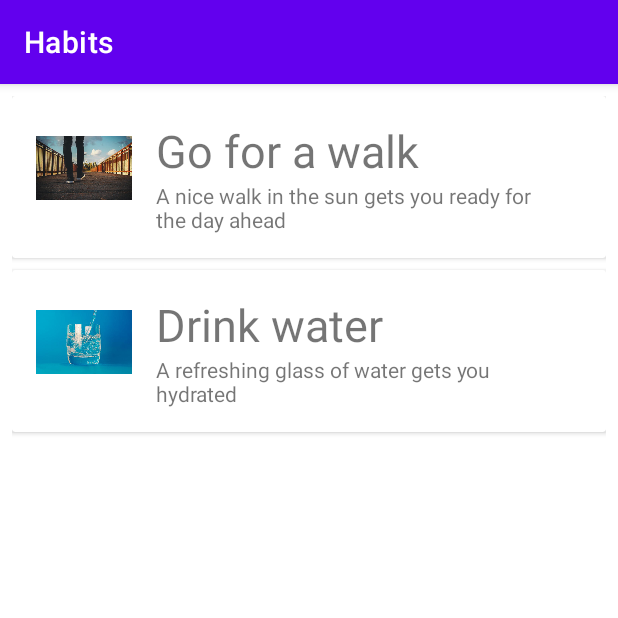
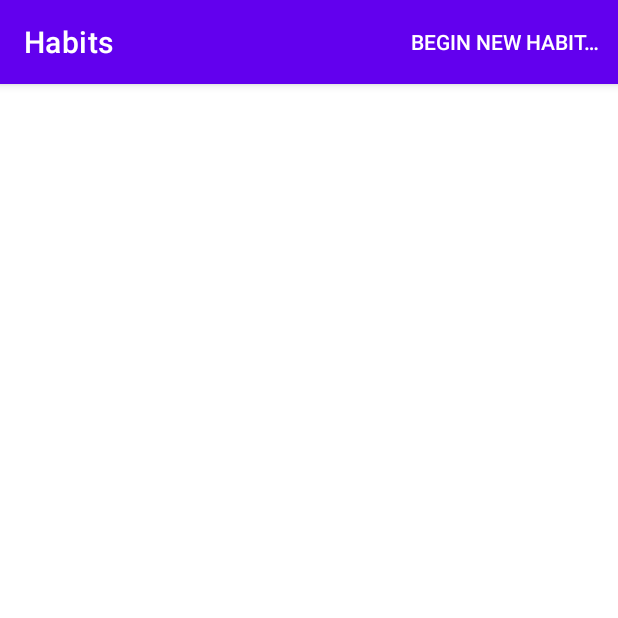
Before and after one commit to HatidzheOnbashieva/Habits, an Android app: the screen it shows after launch (MainActivity), on a phone screen of 412 x 824 dp, the top half of it. Run offline under Robolectric (Android 15) with nearby library versions, the phone set to English and light mode, and no system bars.

Commit message:
30/08/21

```diff
--- a/app/src/main/AndroidManifest.xml
+++ b/app/src/main/AndroidManifest.xml
@@ -10,6 +10,9 @@
         android:supportsRtl="true"
         android:theme="@style/Theme.Habits">
         <activity
+            android:name=".CreateHabitActivity"
+            android:exported="true" />
+        <activity
             android:name=".MainActivity"
             android:exported="true">
             <intent-filter>
--- a/app/src/main/java/com/udemy/habits/Habit.kt
+++ b/app/src/main/java/com/udemy/habits/Habit.kt
@@ -1,16 +1,17 @@
 package com.udemy.habits
 
+import android.graphics.Bitmap
 import java.io.FileDescriptor
 
-data class Habit(val title: String, val description: String, val image: Int)
+data class Habit(val title: String, val description: String, val image: Bitmap)
 
-fun getSampleHabits(): List<Habit> {
-    return listOf(
-        Habit(
-            "Go for a walk",
-            "A nice walk in the sun gets you ready for the day ahead",
-            R.drawable.walk
-        ),
-        Habit("Drink water", "A refreshing glass of water gets you hydrated", R.drawable.water)
-    )
-}
+//fun getSampleHabits(): List<Habit> {
+//    return listOf(
+//        Habit(
+//            "Go for a walk",
+//            "A nice walk in the sun gets you ready for the day ahead",
+//            R.drawable.walk
+//        ),
+//        Habit("Drink water", "A refreshing glass of water gets you hydrated", R.drawable.water)
+//    )
+//}
--- a/app/src/main/java/com/udemy/habits/HabitsAdapter.kt
+++ b/app/src/main/java/com/udemy/habits/HabitsAdapter.kt
@@ -23,8 +23,7 @@ class HabitsAdapter(val habits: List<Habit>) : RecyclerView.Adapter<HabitsAdapte
        if(holder != null){
            holder.card.tv_title.text = habits[position].title
            holder.card.tv_description.text = habits[position].description
-           holder.card.ivIcon.setImageResource(habits[position].image)
-
+           holder.card.ivIcon.setImageBitmap(habits[position].image) //setImageResource(habits[position].image)
        }
     }
 
--- a/app/src/main/java/com/udemy/habits/MainActivity.kt
+++ b/app/src/main/java/com/udemy/habits/MainActivity.kt
@@ -1,8 +1,13 @@
 package com.udemy.habits
 
+import android.content.Intent
 import androidx.appcompat.app.AppCompatActivity
 import android.os.Bundle
+import android.util.Log
+import android.view.Menu
+import android.view.MenuItem
 import androidx.recyclerview.widget.LinearLayoutManager
+import com.udemy.habits.db.HabitDbTable
 import kotlinx.android.synthetic.main.activity_main.*
 
 class MainActivity : AppCompatActivity() {
@@ -16,9 +21,37 @@ class MainActivity : AppCompatActivity() {
 //        tv_title.text = getString(R.string.title)
 //        ivIcon.setImageResource(R.drawable.water)
 
+        Log.e("mainActivity", "onCreate()")
         rv.setHasFixedSize(true) //this tells the recyclerView that everytime a new cardView item is added its size is going to be constant
         rv.layoutManager = LinearLayoutManager(this)
-        rv.adapter = HabitsAdapter(getSampleHabits())
+        rv.adapter = HabitsAdapter(HabitDbTable(this).readAllHabits())
+    }
 
+//    override fun onPause() {
+//        super.onPause()
+//        Log.e("mainActivity", "onPause()")
+//    }
+//
+//    override fun onStop() {
+//        super.onStop()
+//        Log.e("mainActivity", "onStop()")
+//    }
+
+    override fun onCreateOptionsMenu(menu: Menu): Boolean {
+        menuInflater.inflate(R.menu.main_menu, menu)
+        Log.e("mainActivity", "onCreateOptionsMenu")
+        return true
+    }
+
+    override fun onOptionsItemSelected(item: MenuItem): Boolean {
+        if (item.itemId == R.id.add_habit) {
+            switchTo(CreateHabitActivity::class.java)
+        }
+        return true
+    }
+
+    private fun switchTo(c: Class<*>) {
+        val intent = Intent(this, c)
+        startActivity(intent)
     }
 }
--- /dev/null
+++ b/app/src/main/java/com/udemy/habits/db/Contracts.kt
@@ -0,0 +1,16 @@
+package com.udemy.habits.db
+
+import android.provider.BaseColumns
+
+val DATABASE_NAME = "habits.db"
+val DATABASE_VERSION = 10
+
+
+object HabitEntry: BaseColumns {
+    val TABLE_NAME = "habit"
+    val _ID = "id"
+    val TITLE_COL = "title"
+    val DESCR_COL = "description"
+    val IMAGE_COL = "image"
+
+}
--- /dev/null
+++ b/app/src/main/java/com/udemy/habits/db/HabitDb.kt
@@ -0,0 +1,27 @@
+package com.udemy.habits.db
+
+import android.content.Context
+import android.database.sqlite.SQLiteDatabase
+import android.database.sqlite.SQLiteOpenHelper
+
+class HabitDb(context: Context): SQLiteOpenHelper(context, DATABASE_NAME, null, DATABASE_VERSION) {
+    private val SQL_CREATE_ENTRIES = "CREATE TABLE ${HabitEntry.TABLE_NAME} (" +
+            "${HabitEntry._ID} INTEGER PRIMARY KEY, " +
+            "${HabitEntry.TITLE_COL} TEXT, " +
+            "${HabitEntry.DESCR_COL} TEXT, " +
+            "${HabitEntry.IMAGE_COL} BLOB " +
+            ")"
+
+
+    private val SQL_DELETE_ENTRIES = "DROP TABLE IF EXISTS ${HabitEntry.TABLE_NAME}"
+
+    override fun onCreate(db: SQLiteDatabase) {
+        db.execSQL(SQL_CREATE_ENTRIES)
+    }
+
+    override fun onUpgrade(db: SQLiteDatabase, oldVersion: Int, newVersion: Int) {
+        db.execSQL(SQL_DELETE_ENTRIES)
+        onCreate(db)
+    }
+
+}
--- /dev/null
+++ b/app/src/main/java/com/udemy/habits/db/HabitDbTable.kt
@@ -0,0 +1,106 @@
+package com.udemy.habits.db
+
+import android.content.ContentValues
+import android.content.Context
+import android.database.Cursor
+import android.database.sqlite.SQLiteDatabase
+import android.graphics.Bitmap
+import android.graphics.BitmapFactory
+import android.util.Log
+import com.udemy.habits.Habit
+import com.udemy.habits.db.HabitEntry.DESCR_COL
+import com.udemy.habits.db.HabitEntry.IMAGE_COL
+import com.udemy.habits.db.HabitEntry.TABLE_NAME
+import com.udemy.habits.db.HabitEntry.TITLE_COL
+import com.udemy.habits.db.HabitEntry._ID
+import java.io.ByteArrayOutputStream
+
+class HabitDbTable(context: Context) {
+    private val TAG = HabitDbTable::class.java.simpleName
+
+    private val dbHelper = HabitDb(context)
+
+    fun store(habit: Habit): Long{
+        val db = dbHelper.writableDatabase
+
+        val values = ContentValues()
+        with(values) {
+            put(TITLE_COL, habit.title)
+            put(DESCR_COL, habit.description)
+            put(IMAGE_COL, toByteArray(habit.image))
+        }
+
+
+       val id = db.transaction {
+           insert(TABLE_NAME, null, values)
+       }
+
+        Log.d(TAG, "Stored new habit to the DB $habit")
+
+        return id
+    }
+
+    fun readAllHabits(): List<Habit>{
+        val columns = arrayOf(_ID, TITLE_COL, DESCR_COL, IMAGE_COL)
+        val order = "$_ID ASC"
+        val db = dbHelper.readableDatabase
+        val cursor = db.doQuery(TABLE_NAME, columns, orderBy = order)
+
+        return parseHabitFrom(cursor)
+    }
+
+    private fun parseHabitFrom(cursor: Cursor): List<Habit> {
+
+        val habits = mutableListOf<Habit>()
+        while(cursor.moveToNext()){
+            val title = cursor.getString(TITLE_COL)
+            val description = cursor.getString(DESCR_COL)
+            val bitmap = cursor.getBitmap(IMAGE_COL)
+            habits.add(Habit(title, description, bitmap))
+        }
+        cursor.close()
+
+        return habits
+    }
+
+    private fun toByteArray(bitmap: Bitmap): ByteArray? {
+        val stream = ByteArrayOutputStream()
+        bitmap.compress(Bitmap.CompressFormat.PNG, 0, stream)
+        return stream.toByteArray()
+    }
+}
+
+
+private inline fun <T> SQLiteDatabase.transaction(function: SQLiteDatabase.() -> T): T {
+    beginTransaction()
+    val result = try{
+        val returnValue = function()
+        setTransactionSuccessful()
+
+        returnValue
+    }finally {
+        endTransaction()
+    }
+    close()
+
+    return result
+}
+
+private fun SQLiteDatabase.doQuery(
+    tableName: String,
+    columns: Array<String>,
+    selection: String? = null,
+    selectionArgs: Array<String>? = null,
+    groupBy: String? = null,
+    having: String? = null,
+    orderBy: String? = null
+): Cursor {
+    return query(tableName, columns, selection, selectionArgs, groupBy, having, orderBy)
+}
+
+private fun Cursor.getString(columnName: String) = getString(getColumnIndex(columnName))
+
+private fun Cursor.getBitmap(columnName: String): Bitmap {
+    val bytes = getBlob(getColumnIndex(columnName))
+    return BitmapFactory.decodeByteArray(bytes, 0, bytes.size)
+}
--- a/app/src/main/res/layout/single_card.xml
+++ b/app/src/main/res/layout/single_card.xml
@@ -18,7 +18,7 @@
             android:layout_alignParentStart="true"
             android:layout_alignParentTop="true"
             android:layout_marginEnd="16dp"
-            android:contentDescription="@string/image" />
+            android:contentDescription="@string/image"/>
 
         <TextView
             android:id="@+id/tv_title"
--- /dev/null
+++ b/app/src/main/res/menu/main_menu.xml
@@ -0,0 +1,8 @@
+<?xml version="1.0" encoding="utf-8"?>
+<menu xmlns:android="http://schemas.android.com/apk/res/android"
+    xmlns:app="http://schemas.android.com/apk/res-auto">
+
+    <item android:id="@+id/add_habit"
+        android:title="@string/begin_habit"
+        app:showAsAction="ifRoom"/>
+</menu>
--- a/app/src/main/res/values/colors.xml
+++ b/app/src/main/res/values/colors.xml
@@ -7,4 +7,5 @@
     <color name="teal_700">#FF018786</color>
     <color name="black">#FF000000</color>
     <color name="white">#FFFFFFFF</color>
+    <color name="red">#FF0000</color>
 </resources>
--- a/app/src/main/res/values/strings.xml
+++ b/app/src/main/res/values/strings.xml
@@ -2,5 +2,9 @@
     <string name="app_name">Habits</string>
     <string name="image">Habit icon</string>
     <string name="title">Drink water</string>
-    <string name="description">A refereshing glass of water gets you hydrated</string>
+    <string name="description">A refreshing glass of water gets you hydrated</string>
+    <string name="begin_habit">Begin new habit…</string>
+    <string name="save_habit">Save habit</string>
+    <string name="choose_image">Choose an image…</string>
+    <string name="error">Error</string>
 </resources>
```
Also changed, not shown: app/src/main/java/com/udemy/habits/CreateHabitActivity.kt (added, +99 -0 lines), app/src/main/res/layout/activity_create_habit.xml (added, +54 -0 lines).
